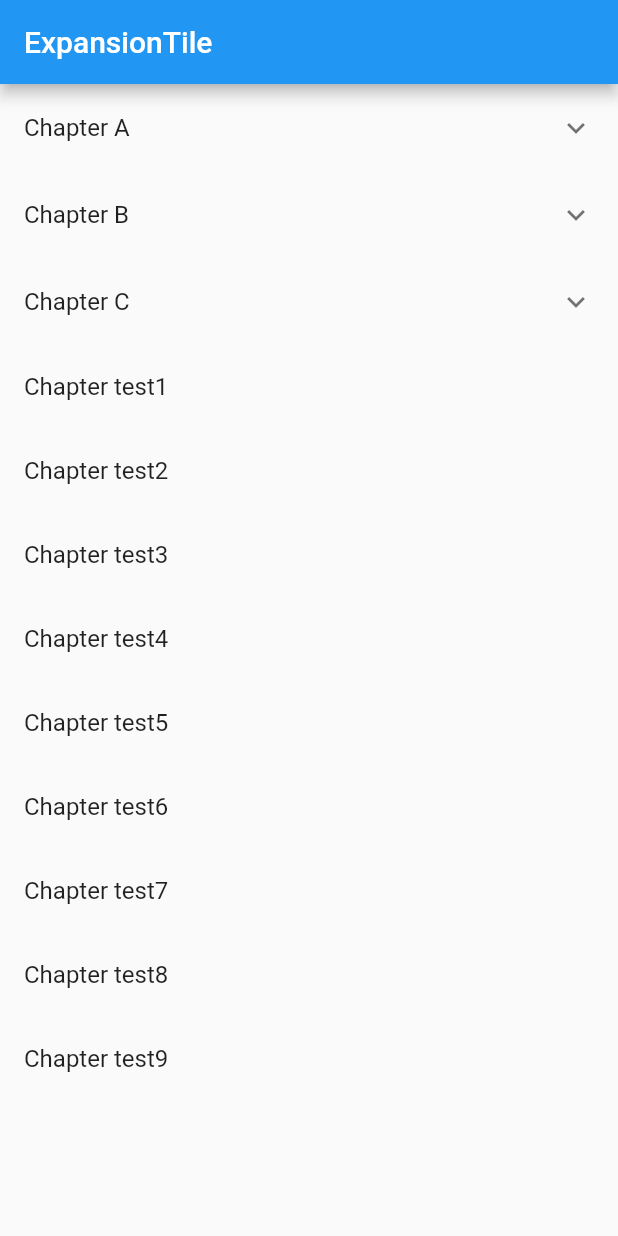
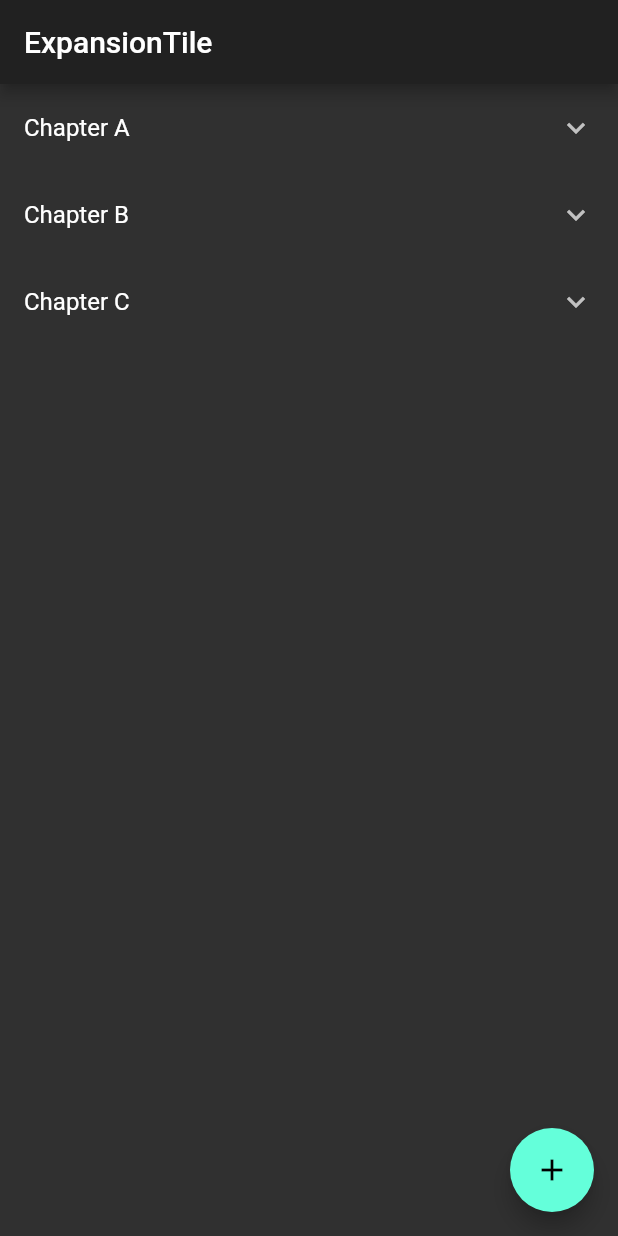
Before and after one commit to rujirojn/FramerAssist, a Flutter app: the screen it shows after launch, on a phone screen of 412 x 824 dp. Run offline on Flutter 3.47's test engine with Material 2 defaults, Android fonts, the phone set to English and light mode, and no system bars.

Commit message:
Update Theme

```diff
--- a/farmerassist/lib/main.dart
+++ b/farmerassist/lib/main.dart
@@ -19,8 +19,22 @@ class MyApp extends StatelessWidget {
               EntryItem(data[index]),
           itemCount: data.length,
         ),
+        floatingActionButton: FloatingActionButton(
+        onPressed: _incrementCounter,
+        tooltip: 'Increment',
+        child: Icon(Icons.add),
+      ), // This trailing comma makes auto-formatting nicer for build methods.
       ),
+        theme: ThemeData(
+           primarySwatch: Colors.blue,
+           brightness: Brightness.dark,
+
+        ),
     );
+  }
+  void _incrementCounter()
+  {
+
   }
 }
 
@@ -72,15 +86,15 @@ final List<Entry> data = <Entry>[
       ),
     ],
   )
-  ,Entry( 'Chapter test1')
-  ,Entry( 'Chapter test2')
-  ,Entry( 'Chapter test3')
-  ,Entry( 'Chapter test4')
-  ,Entry( 'Chapter test5')
-  ,Entry( 'Chapter test6')
-  ,Entry( 'Chapter test7')
-  ,Entry( 'Chapter test8')
-  ,Entry( 'Chapter test9')
+  // ,Entry( 'Chapter test1')
+  // ,Entry( 'Chapter test2')
+  // ,Entry( 'Chapter test3')
+  // ,Entry( 'Chapter test4')
+  // ,Entry( 'Chapter test5')
+  // ,Entry( 'Chapter test6')
+  // ,Entry( 'Chapter test7')
+  // ,Entry( 'Chapter test8')
+  // ,Entry( 'Chapter test9')
 ];
 
 // Displays one Entry. If the entry has children then it's displayed
```
